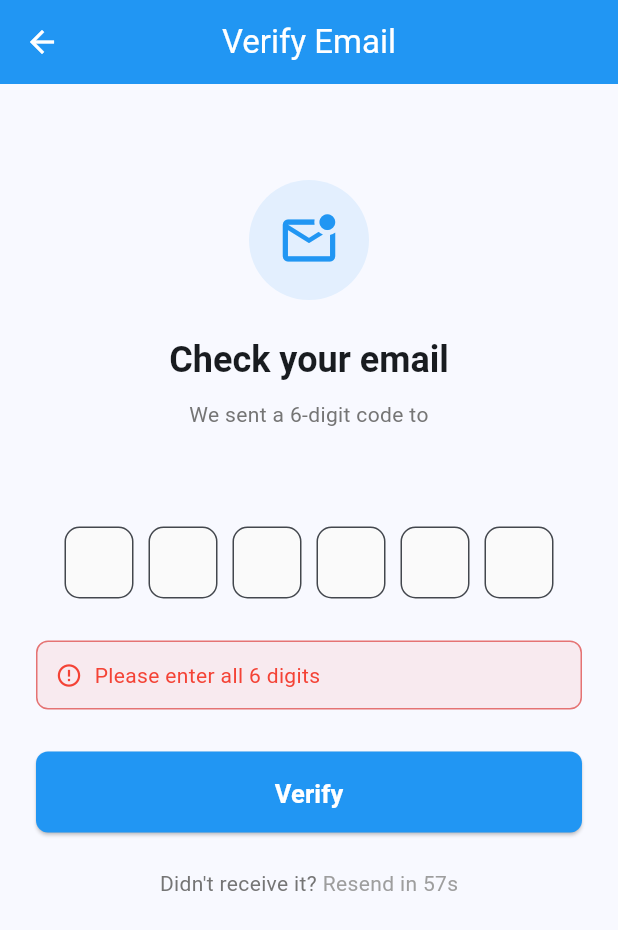
After one commit to MystiFoe/Gym-Retention, a Flutter app: the OtpScreen screen opened by its route, after a tap on "Verify", on a phone screen of 412 x 824 dp. The commit adds this screen. Shown: the top 930 px of the screen. Run offline on Flutter 3.47's test engine with Material 3 defaults, Android fonts, the phone set to English and light mode, and no system bars; our stand-ins replace flutter_riverpod, flutter_secure_storage, go_router, sentry_flutter, share_plus, shared_preferences and 1 more; missing offline and left inert: dart:js_interop, razorpay_flutter; accounts and stored records are empty.

Commit message:
Add OTP email verification screen and Firebase Hosting config
Backend:
- POST /api/auth/send-otp — generate 6-digit code, email it, 10 min expiry
- POST /api/auth/verify-otp — validate code, mark user email_verified
- Auto-send OTP on gym registration (welcome email with code)
- Migration 3: otp_codes table + email_verified column on users

Frontend:
- OtpScreen: 6-box auto-focus input, 60s countdown, resend button
- Registration flow now redirects to /otp-verify?email=... instead of /login
- ApiService: sendOtp() and verifyOtp() methods
- GoRouter: /otp-verify route added as public (no auth required)

Firebase:
- firebase.json: Flutter web hosting config with SPA rewrite
- .firebaserc: project placeholder (update with your Firebase project ID)

```diff
--- a/frontend/lib/main.dart
+++ b/frontend/lib/main.dart
@@ -16,6 +16,7 @@ import 'screens/trainer_dashboard_screen.dart';
 import 'screens/member_dashboard_screen.dart';
 import 'screens/trainers_screen.dart';
 import 'screens/admin_screen.dart';
+import 'screens/otp_screen.dart';
 import 'services/api_service.dart';
 
 // Notifies GoRouter when auth state changes so redirect re-evaluates
@@ -63,7 +64,7 @@ void main() async {
 }
 
 // Routes that do NOT require login
-const _publicRoutes = ['/login', '/register', '/forgot-password', '/reset-password', '/admin'];
+const _publicRoutes = ['/login', '/register', '/forgot-password', '/reset-password', '/admin', '/otp-verify'];
 
 final goRouterProvider = Provider((ref) {
   return GoRouter(
@@ -88,6 +89,12 @@ final goRouterProvider = Provider((ref) {
       GoRoute(
         path: '/register',
         builder: (context, state) => const GymRegistrationScreen(),
+      ),
+      GoRoute(
+        path: '/otp-verify',
+        builder: (context, state) => OtpScreen(
+          email: state.queryParameters['email'] ?? '',
+        ),
       ),
       GoRoute(
         path: '/forgot-password',
--- a/frontend/lib/screens/gym_registration_screen.dart
+++ b/frontend/lib/screens/gym_registration_screen.dart
@@ -64,13 +64,8 @@ class _GymRegistrationScreenState extends State<GymRegistrationScreen> {
       );
 
       if (mounted) {
-        ScaffoldMessenger.of(context).showSnackBar(
-          const SnackBar(
-            content: Text('Gym registered successfully! Please log in.'),
-            backgroundColor: Colors.green,
-          ),
-        );
-        context.go('/login');
+        final email = Uri.encodeQueryComponent(ownerEmailController.text.trim());
+        context.go('/otp-verify?email=$email');
       }
     } catch (e) {
       if (mounted) {
--- /dev/null
+++ b/frontend/lib/screens/otp_screen.dart
@@ -0,0 +1,342 @@
+import 'dart:async';
+import 'package:flutter/material.dart';
+import 'package:flutter/services.dart';
+import 'package:go_router/go_router.dart';
+import '../services/api_service.dart';
+import '../utils/error_helper.dart';
+
+class OtpScreen extends StatefulWidget {
+  final String email;
+  const OtpScreen({super.key, required this.email});
+
+  @override
+  State<OtpScreen> createState() => _OtpScreenState();
+}
+
+class _OtpScreenState extends State<OtpScreen> {
+  static const _otpLength = 6;
+  final _controllers = List.generate(_otpLength, (_) => TextEditingController());
+  final _focusNodes = List.generate(_otpLength, (_) => FocusNode());
+
+  bool _isVerifying = false;
+  bool _isResending = false;
+  String? _errorMessage;
+  int _resendCountdown = 60;
+  Timer? _timer;
+
+  @override
+  void initState() {
+    super.initState();
+    _startCountdown();
+  }
+
+  @override
+  void dispose() {
+    _timer?.cancel();
+    for (final c in _controllers) {
+      c.dispose();
+    }
+    for (final f in _focusNodes) {
+      f.dispose();
+    }
+    super.dispose();
+  }
+
+  void _startCountdown() {
+    _resendCountdown = 60;
+    _timer?.cancel();
+    _timer = Timer.periodic(const Duration(seconds: 1), (t) {
+      if (_resendCountdown <= 1) {
+        t.cancel();
+        if (mounted) setState(() => _resendCountdown = 0);
+      } else {
+        if (mounted) setState(() => _resendCountdown--);
+      }
+    });
+  }
+
+  String get _otpValue => _controllers.map((c) => c.text).join();
+
+  void _onDigitChanged(int index, String value) {
+    if (value.length > 1) {
+      // Handle paste: distribute digits across fields
+      final digits = value.replaceAll(RegExp(r'\D'), '').split('');
+      for (int i = 0; i < _otpLength && i < digits.length; i++) {
+        _controllers[index + i <= _otpLength - 1 ? index + i : _otpLength - 1].text = digits[i];
+      }
+      final nextIndex = (index + digits.length).clamp(0, _otpLength - 1);
+      _focusNodes[nextIndex].requestFocus();
+      return;
+    }
+    if (value.isNotEmpty && index < _otpLength - 1) {
+      _focusNodes[index + 1].requestFocus();
+    }
+    if (_otpValue.length == _otpLength) {
+      _verifyOtp();
+    }
+  }
+
+  void _onKeyEvent(int index, KeyEvent event) {
+    if (event is KeyDownEvent &&
+        event.logicalKey == LogicalKeyboardKey.backspace &&
+        _controllers[index].text.isEmpty &&
+        index > 0) {
+      _focusNodes[index - 1].requestFocus();
+    }
+  }
+
+  Future<void> _verifyOtp() async {
+    final code = _otpValue;
+    if (code.length < _otpLength) {
+      setState(() => _errorMessage = 'Please enter all 6 digits');
+      return;
+    }
+
+    setState(() {
+      _isVerifying = true;
+      _errorMessage = null;
+    });
+
+    try {
+      await ApiService().verifyOtp(email: widget.email, code: code);
+      if (mounted) {
+        ScaffoldMessenger.of(context).showSnackBar(
+          const SnackBar(
+            content: Text('Email verified! You can now log in.'),
+            backgroundColor: Colors.green,
+          ),
+        );
+        context.go('/login');
+      }
+    } catch (e) {
+      if (mounted) {
+        setState(() {
+          _errorMessage = friendlyError(e);
+          _isVerifying = false;
+        });
+        // Clear all fields on error
+        for (final c in _controllers) {
+          c.clear();
+        }
+        _focusNodes[0].requestFocus();
+      }
+    }
+  }
+
+  Future<void> _resendOtp() async {
+    setState(() {
+      _isResending = true;
+      _errorMessage = null;
+    });
+    try {
+      await ApiService().sendOtp(email: widget.email);
+      if (mounted) {
+        ScaffoldMessenger.of(context).showSnackBar(
+          const SnackBar(
+            content: Text('OTP resent to your email'),
+            backgroundColor: Colors.blue,
+          ),
+        );
+        _startCountdown();
+      }
+    } catch (e) {
+      if (mounted) {
+        setState(() => _errorMessage = friendlyError(e));
+      }
+    } finally {
+      if (mounted) setState(() => _isResending = false);
+    }
+  }
+
+  @override
+  Widget build(BuildContext context) {
+    return Scaffold(
+      appBar: AppBar(
+        title: const Text('Verify Email'),
+        leading: IconButton(
+          icon: const Icon(Icons.arrow_back),
+          onPressed: () => context.go('/login'),
+        ),
+      ),
+      body: SafeArea(
+        child: SingleChildScrollView(
+          padding: const EdgeInsets.all(24),
+          child: Column(
+            crossAxisAlignment: CrossAxisAlignment.center,
+            children: [
+              const SizedBox(height: 40),
+              Container(
+                width: 80,
+                height: 80,
+                decoration: BoxDecoration(
+                  color: const Color(0xFF2196F3).withValues(alpha: 0.1),
+                  shape: BoxShape.circle,
+                ),
+                child: const Icon(
+                  Icons.mark_email_unread_outlined,
+                  size: 42,
+                  color: Color(0xFF2196F3),
+                ),
+              ),
+              const SizedBox(height: 24),
+              Text(
+                'Check your email',
+                style: Theme.of(context).textTheme.headlineSmall?.copyWith(
+                  fontWeight: FontWeight.bold,
+                ),
+              ),
+              const SizedBox(height: 10),
+              Text(
+                'We sent a 6-digit code to',
+                style: Theme.of(context).textTheme.bodyMedium?.copyWith(
+                  color: Colors.grey[600],
+                ),
+                textAlign: TextAlign.center,
+              ),
+              const SizedBox(height: 4),
+              Text(
+                widget.email,
+                style: Theme.of(context).textTheme.bodyMedium?.copyWith(
+                  fontWeight: FontWeight.bold,
+                  color: const Color(0xFF2196F3),
+                ),
+                textAlign: TextAlign.center,
+              ),
+              const SizedBox(height: 40),
+
+              // OTP input boxes
+              Row(
+                mainAxisAlignment: MainAxisAlignment.center,
+                children: List.generate(_otpLength, (i) {
+                  return Container(
+                    width: 46,
+                    height: 56,
+                    margin: const EdgeInsets.symmetric(horizontal: 5),
+                    child: KeyboardListener(
+                      focusNode: FocusNode(),
+                      onKeyEvent: (e) => _onKeyEvent(i, e),
+                      child: TextField(
+                        controller: _controllers[i],
+                        focusNode: _focusNodes[i],
+                        textAlign: TextAlign.center,
+                        keyboardType: TextInputType.number,
+                        inputFormatters: [
+                          FilteringTextInputFormatter.digitsOnly,
+                          LengthLimitingTextInputFormatter(1),
+                        ],
+                        style: const TextStyle(
+                          fontSize: 22,
+                          fontWeight: FontWeight.bold,
+                        ),
+                        decoration: InputDecoration(
+                          contentPadding: EdgeInsets.zero,
+                          border: OutlineInputBorder(
+                            borderRadius: BorderRadius.circular(10),
+                            borderSide: BorderSide(color: Colors.grey[300]!),
+                          ),
+                          focusedBorder: OutlineInputBorder(
+                            borderRadius: BorderRadius.circular(10),
+                            borderSide: const BorderSide(
+                              color: Color(0xFF2196F3),
+                              width: 2,
+                            ),
+                          ),
+                          filled: true,
+                          fillColor: Colors.grey[50],
+                        ),
+                        onChanged: (v) => _onDigitChanged(i, v),
+                      ),
+                    ),
+                  );
+                }),
+              ),
+
+              const SizedBox(height: 20),
+
+              if (_errorMessage != null)
+                Container(
+                  padding: const EdgeInsets.all(12),
+                  decoration: BoxDecoration(
+                    color: Colors.red.withValues(alpha: 0.08),
+                    borderRadius: BorderRadius.circular(8),
+                    border: Border.all(color: Colors.red.shade300),
+                  ),
+                  child: Row(
+                    children: [
+                      const Icon(Icons.error_outline, color: Colors.red, size: 18),
+                      const SizedBox(width: 8),
+                      Expanded(
+                        child: Text(
+                          _errorMessage!,
+                          style: const TextStyle(color: Colors.red, fontSize: 14),
+                        ),
+                      ),
+                    ],
+                  ),
+                ),
+
+              const SizedBox(height: 28),
+
+              SizedBox(
+                width: double.infinity,
+                height: 54,
+                child: ElevatedButton(
+                  onPressed: _isVerifying ? null : _verifyOtp,
+                  child: _isVerifying
+                      ? const SizedBox(
+                          width: 24,
+                          height: 24,
+                          child: CircularProgressIndicator(
+                            strokeWidth: 2,
+                            valueColor: AlwaysStoppedAnimation<Color>(Colors.white),
+                          ),
+                        )
+                      : const Text(
+                          'Verify',
+                          style: TextStyle(fontSize: 17, fontWeight: FontWeight.bold),
+                        ),
+                ),
+              ),
+
+              const SizedBox(height: 24),
+
+              // Resend row
+              Row(
+                mainAxisAlignment: MainAxisAlignment.center,
+                children: [
+                  Text(
+                    "Didn't receive it? ",
+                    style: TextStyle(color: Colors.grey[600]),
+                  ),
+                  if (_resendCountdown > 0)
+                    Text(
+                      'Resend in ${_resendCountdown}s',
+                      style: TextStyle(color: Colors.grey[500], fontSize: 14),
+                    )
+                  else
+                    GestureDetector(
+                      onTap: _isResending ? null : _resendOtp,
+                      child: _isResending
+                          ? const SizedBox(
+                              width: 16,
+                              height: 16,
+                              child: CircularProgressIndicator(strokeWidth: 2),
+                            )
+                          : const Text(
+                              'Resend OTP',
+                              style: TextStyle(
+                                color: Color(0xFF2196F3),
+                                fontWeight: FontWeight.bold,
+                                decoration: TextDecoration.underline,
+                              ),
+                            ),
+                    ),
+                ],
+              ),
+            ],
+          ),
+        ),
+      ),
+    );
+  }
+}
--- a/frontend/lib/services/api_service.dart
+++ b/frontend/lib/services/api_service.dart
@@ -183,6 +183,30 @@ class ApiService {
     if (response.statusCode >= 400) {
       final body = jsonDecode(response.body);
       throw Exception(body['error'] ?? 'Request failed');
+    }
+  }
+
+  Future<void> sendOtp({required String email}) async {
+    final response = await http.post(
+      Uri.parse('$baseUrl/auth/send-otp'),
+      headers: {'Content-Type': 'application/json'},
+      body: jsonEncode({'email': email}),
+    );
+    if (response.statusCode >= 400) {
+      final body = jsonDecode(response.body);
+      throw ApiException(body['error'] ?? 'Failed to send OTP', response.statusCode);
+    }
+  }
+
+  Future<void> verifyOtp({required String email, required String code}) async {
+    final response = await http.post(
+      Uri.parse('$baseUrl/auth/verify-otp'),
+      headers: {'Content-Type': 'application/json'},
+      body: jsonEncode({'email': email, 'code': code}),
+    );
+    if (response.statusCode >= 400) {
+      final body = jsonDecode(response.body);
+      throw ApiException(body['error'] ?? 'Invalid OTP', response.statusCode);
     }
   }
 
```
Also changed, not shown: frontend/firebase.json (added), 4 other files.
